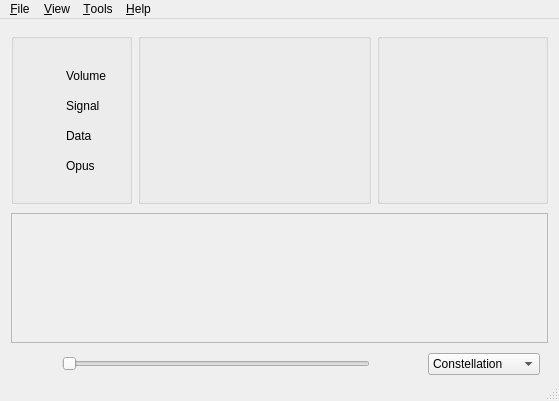
jontio/JDSCA, file JDSCA/mainwindow.ui: the form before one commit.
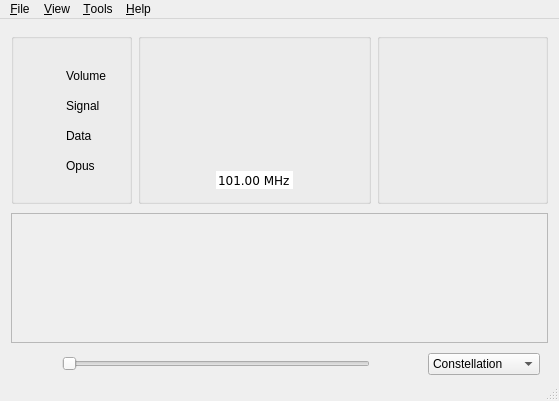
The form after the commit. Icons and pictures are not drawn. Custom widgets are drawn as their Qt base class.

The edit to the form file:
```diff
--- a/JDSCA/mainwindow.ui
+++ b/JDSCA/mainwindow.ui
@@ -78,7 +78,7 @@
             <rect>
              <x>55</x>
              <y>120</y>
-             <width>32</width>
+             <width>61</width>
              <height>25</height>
             </rect>
            </property>
@@ -103,7 +103,7 @@
             <rect>
              <x>55</x>
              <y>90</y>
-             <width>32</width>
+             <width>61</width>
              <height>25</height>
             </rect>
            </property>
@@ -128,7 +128,7 @@
             <rect>
              <x>55</x>
              <y>30</y>
-             <width>48</width>
+             <width>61</width>
              <height>25</height>
             </rect>
            </property>
@@ -277,7 +277,7 @@
             <rect>
              <x>55</x>
              <y>60</y>
-             <width>48</width>
+             <width>61</width>
              <height>25</height>
             </rect>
            </property>
@@ -316,7 +316,7 @@
           <property name="title">
            <string/>
           </property>
-          <layout class="QVBoxLayout" name="verticalLayout">
+          <layout class="QVBoxLayout" name="verticalLayout" stretch="10,0">
            <item>
             <widget class="QLabel" name="label_rds">
              <property name="font">
@@ -343,6 +343,71 @@
              </property>
             </widget>
            </item>
+           <item>
+            <layout class="QHBoxLayout" name="horizontalLayout_4" stretch="0,0,0">
+             <item>
+              <spacer name="horizontalSpacer_5">
+               <property name="orientation">
+                <enum>Qt::Horizontal</enum>
+               </property>
+               <property name="sizeHint" stdset="0">
+                <size>
+                 <width>40</width>
+                 <height>20</height>
+                </size>
+               </property>
+              </spacer>
+             </item>
+             <item>
+              <widget class="QDoubleSpinBox" name="doubleSpinBox_rtl_freq">
+               <property name="font">
+                <font>
+                 <family>Verdana</family>
+                 <weight>50</weight>
+                 <bold>false</bold>
+                </font>
+               </property>
+               <property name="frame">
+                <bool>false</bool>
+               </property>
+               <property name="alignment">
+                <set>Qt::AlignCenter</set>
+               </property>
+               <property name="buttonSymbols">
+                <enum>QAbstractSpinBox::NoButtons</enum>
+               </property>
+               <property name="suffix">
+                <string> MHz</string>
+               </property>
+               <property name="minimum">
+                <double>87.000000000000000</double>
+               </property>
+               <property name="maximum">
+                <double>108.000000000000000</double>
+               </property>
+               <property name="singleStep">
+                <double>0.010000000000000</double>
+               </property>
+               <property name="value">
+                <double>101.000000000000000</double>
+               </property>
+              </widget>
+             </item>
+             <item>
+              <spacer name="horizontalSpacer_6">
+               <property name="orientation">
+                <enum>Qt::Horizontal</enum>
+               </property>
+               <property name="sizeHint" stdset="0">
+                <size>
+                 <width>40</width>
+                 <height>20</height>
+                </size>
+               </property>
+              </spacer>
+             </item>
+            </layout>
+           </item>
           </layout>
          </widget>
         </item>
```
